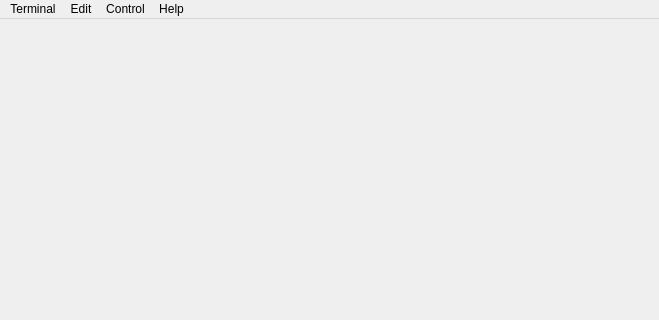
Qt form TermMaster/MainWindow.ui (Octaviarius/TermMaster) before a commit; both pictures show x 0 to 659 and y 0 to 320 of the 659 by 462 pixel window.
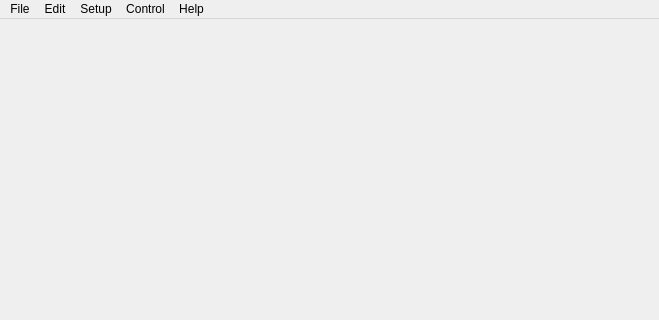
The same form after that commit.

Diff of the .ui file:
```diff
--- a/TermMaster/MainWindow.ui
+++ b/TermMaster/MainWindow.ui
@@ -27,7 +27,7 @@
    </property>
    <widget class="QMenu" name="menuTerminal">
     <property name="title">
-     <string>Terminal</string>
+     <string>File</string>
     </property>
     <widget class="QMenu" name="menuNew_2">
      <property name="title">
@@ -77,8 +77,16 @@
     <addaction name="separator"/>
     <addaction name="actionHelp_About"/>
    </widget>
+   <widget class="QMenu" name="menuSetup">
+    <property name="title">
+     <string>Setup</string>
+    </property>
+    <addaction name="actionSetup_Terminal"/>
+    <addaction name="actionSetup_Settings"/>
+   </widget>
    <addaction name="menuTerminal"/>
    <addaction name="menuEdit"/>
+   <addaction name="menuSetup"/>
    <addaction name="menuControl"/>
    <addaction name="menuHelp"/>
   </widget>
```
Left out of the diff: 53 changed lines with no effect on the pictures.
